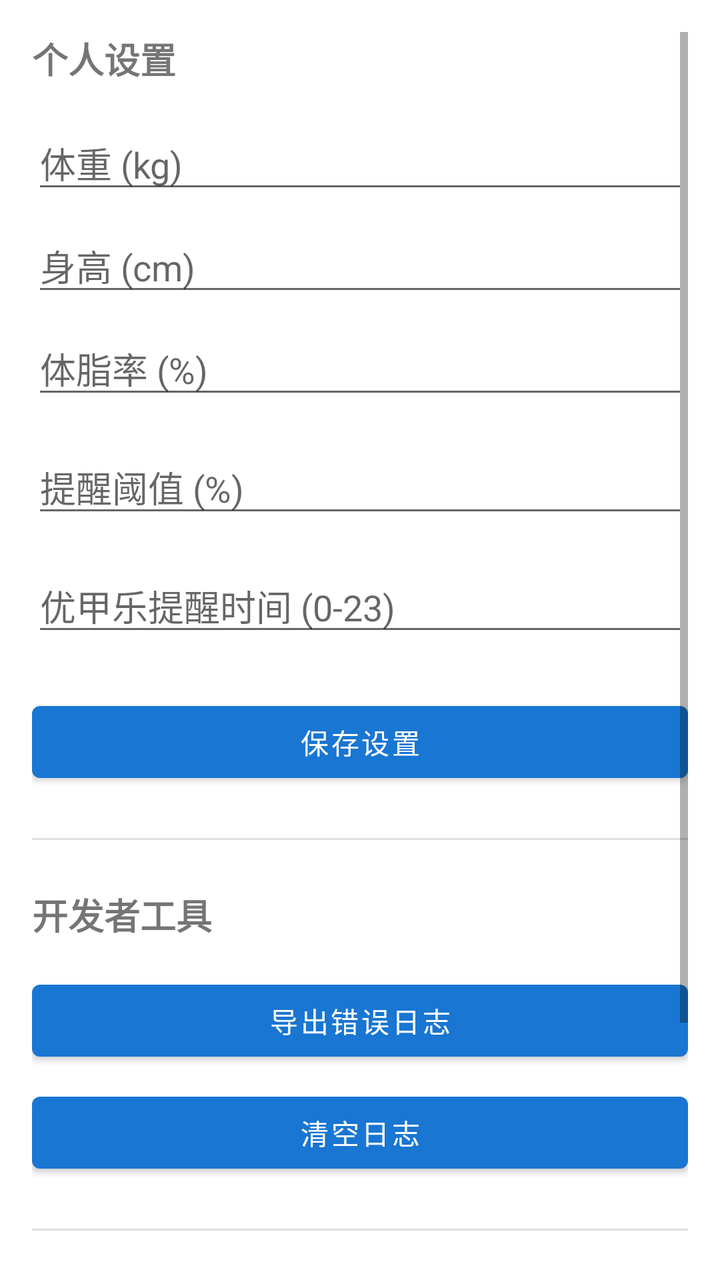
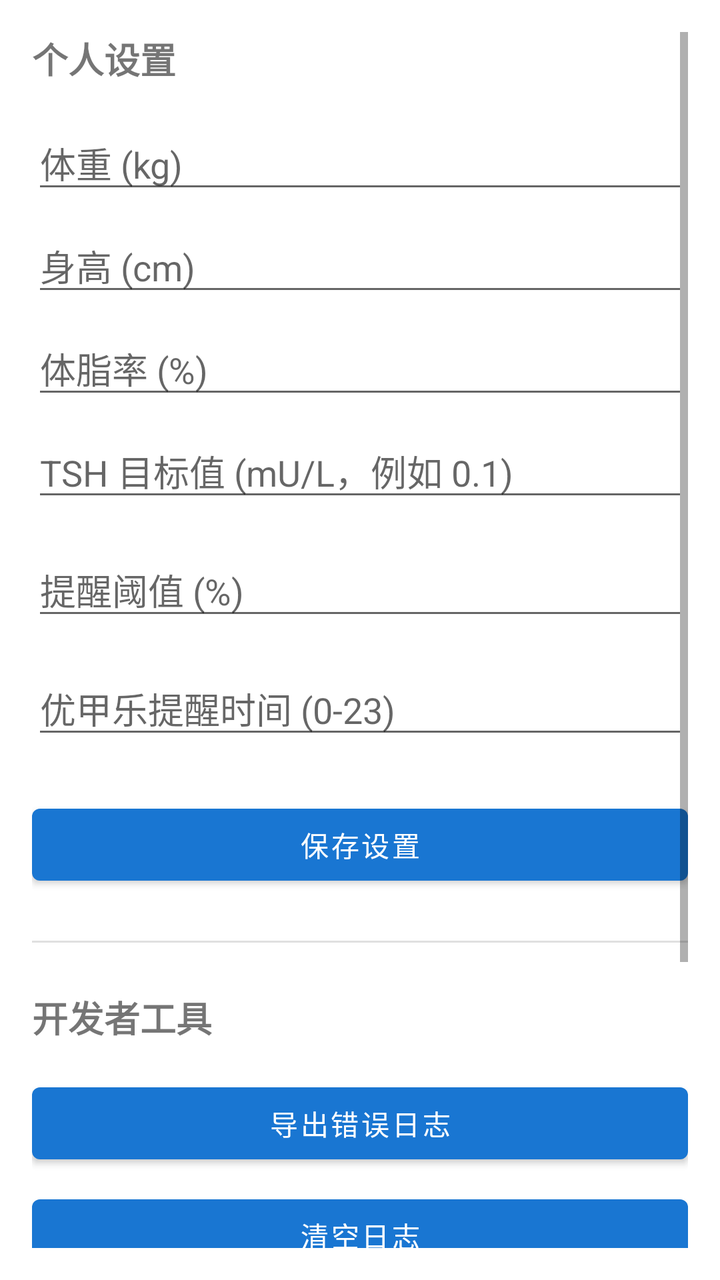

Compare the two renders of this Android layout. The source of the first and the diff that turns it into the second are given below.
<!-- AndroidManifest.xml: application theme Theme.DrugTracker -->
<!-- res/layout/activity_settings.xml -->
<?xml version="1.0" encoding="utf-8"?>
<ScrollView xmlns:android="http://schemas.android.com/apk/res/android"
    android:layout_width="match_parent"
    android:layout_height="match_parent"
    android:padding="16dp">

    <LinearLayout
        android:layout_width="match_parent"
        android:layout_height="wrap_content"
        android:orientation="vertical">

        <TextView
            android:layout_width="wrap_content"
            android:layout_height="wrap_content"
            android:text="个人设置"
            android:textSize="18sp"
            android:textStyle="bold" />

        <EditText
            android:id="@+id/etWeight"
            android:layout_width="match_parent"
            android:layout_height="wrap_content"
            android:layout_marginTop="16dp"
            android:hint="体重 (kg)"
            android:inputType="numberDecimal" />

        
        <EditText
            android:id="@+id/etHeight"
            android:layout_width="match_parent"
            android:layout_height="wrap_content"
            android:layout_marginTop="8dp"
            android:hint="身高 (cm)"
            android:inputType="numberDecimal" />

        
        <EditText
            android:id="@+id/etBodyFat"
            android:layout_width="match_parent"
            android:layout_height="wrap_content"
            android:layout_marginTop="8dp"
            android:hint="体脂率 (%)"
            android:inputType="numberDecimal" />

        <EditText
            android:id="@+id/etThreshold"
            android:layout_width="match_parent"
            android:layout_height="wrap_content"
            android:layout_marginTop="16dp"
            android:hint="提醒阈值 (%)"
            android:inputType="number" />

        <EditText
            android:id="@+id/etLevoHour"
            android:layout_width="match_parent"
            android:layout_height="wrap_content"
            android:layout_marginTop="16dp"
            android:hint="优甲乐提醒时间 (0-23)"
            android:inputType="number" />

        <Button
            android:id="@+id/btnSave"
            android:layout_width="match_parent"
            android:layout_height="wrap_content"
            android:layout_marginTop="24dp"
            android:text="保存设置" />

        <View
            android:layout_width="match_parent"
            android:layout_height="1dp"
            android:layout_marginVertical="24dp"
            android:background="#E0E0E0" />

        <TextView
            android:layout_width="wrap_content"
            android:layout_height="wrap_content"
            android:text="开发者工具"
            android:textSize="18sp"
            android:textStyle="bold" />

        <Button
            android:id="@+id/btnExportLog"
            android:layout_width="match_parent"
            android:layout_height="wrap_content"
            android:layout_marginTop="16dp"
            android:text="导出错误日志" />

        <Button
            android:id="@+id/btnClearLog"
            android:layout_width="match_parent"
            android:layout_height="wrap_content"
            android:layout_marginTop="8dp"
            android:text="清空日志" />

        <View
            android:layout_width="match_parent"
            android:layout_height="1dp"
            android:layout_marginVertical="24dp"
            android:background="#E0E0E0" />

        <TextView
            android:layout_width="wrap_content"
            android:layout_height="wrap_content"
            android:text="数据备份"
            android:textSize="18sp"
            android:textStyle="bold" />

        <Button
            android:id="@+id/btnBackup"
            android:layout_width="match_parent"
            android:layout_height="wrap_content"
            android:layout_marginTop="16dp"
            android:text="备份数据" />

        <Button
            android:id="@+id/btnRestore"
            android:layout_width="match_parent"
            android:layout_height="wrap_content"
            android:layout_marginTop="8dp"
            android:text="恢复数据" />
    </LinearLayout>
</ScrollView>
<!-- resources referenced by this layout -->
<resources>
  <style name="Theme.DrugTracker" parent="Theme.MaterialComponents.DayNight.NoActionBar">
          <item name="windowActionBar">false</item>
          <item name="windowNoTitle">true</item>
  
          <item name="colorPrimary">@color/colorPrimary</item>
          <item name="colorPrimaryVariant">@color/colorPrimaryDark</item>
          <item name="colorOnPrimary">@color/white</item>
          <item name="colorSecondary">@color/colorAccent</item>
      </style>
  <color name="colorPrimary">#1976D2</color>
  <color name="colorPrimaryDark">#1565C0</color>
  <color name="white">#FFFFFF</color>
  <color name="colorAccent">#2196F3</color>
</resources>

<!-- the commit's change to res/layout/activity_settings.xml (unified diff, before → after) -->
@@ -42,6 +42,15 @@
             android:hint="体脂率 (%)"
             android:inputType="numberDecimal" />
 
+        
+        <EditText
+            android:id="@+id/etTSHTarget"
+            android:layout_width="match_parent"
+            android:layout_height="wrap_content"
+            android:layout_marginTop="8dp"
+            android:hint="TSH 目标值 (mU/L，例如 0.1)"
+            android:inputType="numberDecimal" />
+       
         <EditText
             android:id="@+id/etThreshold"
             android:layout_width="match_parent"
